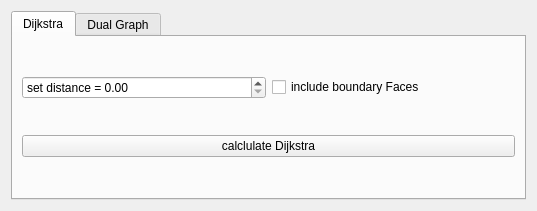
Wuschelbueb/interactive-quadmesh-design, file MastersThesisToolbarBase.ui: the form before one commit.
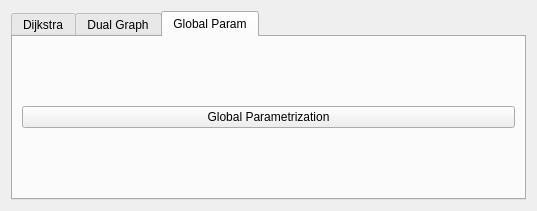
The form after the commit. The open tabs and pages were chosen to show the change.

Patch:
```diff
--- a/MastersThesisToolbarBase.ui
+++ b/MastersThesisToolbarBase.ui
@@ -48,6 +48,9 @@
          <property name="text">
           <string>calclulate Dijkstra</string>
          </property>
+         <property name="autoDefault">
+          <bool>true</bool>
+         </property>
         </widget>
        </item>
        <item row="0" column="1">
@@ -73,6 +76,20 @@
        </item>
       </layout>
      </widget>
+     <widget class="QWidget" name="GlobalParam">
+      <attribute name="title">
+       <string>Global Param</string>
+      </attribute>
+      <layout class="QGridLayout" name="gridLayout_4">
+       <item row="0" column="0">
+        <widget class="QPushButton" name="getGlobalParam">
+         <property name="text">
+          <string>Global Parametrization</string>
+         </property>
+        </widget>
+       </item>
+      </layout>
+     </widget>
     </widget>
    </item>
   </layout>
```
Left out of the diff: 2 changed lines with no effect on the pictures.
